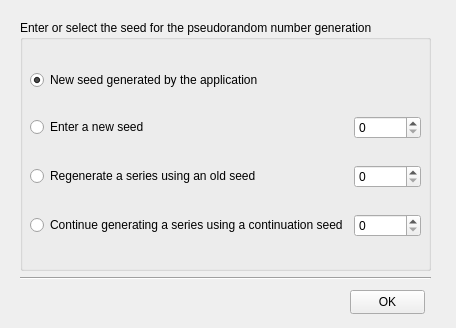
Above: view/ui/SeedWindow.ui from tlex-web/avega_sampling before the change. Below: the same form after it.
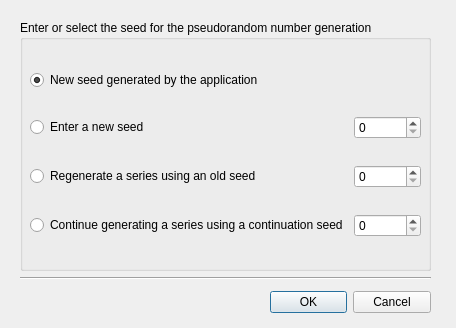
That is the form after the change. Icons and pictures are not drawn.

Commit message: Refactor windowController and FetchPublicHolidays, and update SeedWindow.ui

Patch:
```diff
--- a/view/ui/SeedWindow.ui
+++ b/view/ui/SeedWindow.ui
@@ -82,19 +82,6 @@
     </layout>
    </widget>
   </widget>
-  <widget class="QPushButton" name="btn_ok">
-   <property name="geometry">
-    <rect>
-     <x>350</x>
-     <y>290</y>
-     <width>75</width>
-     <height>24</height>
-    </rect>
-   </property>
-   <property name="text">
-    <string>OK</string>
-   </property>
-  </widget>
   <widget class="Line" name="line">
    <property name="geometry">
     <rect>
@@ -108,6 +95,19 @@
     <enum>Qt::Horizontal</enum>
    </property>
   </widget>
+  <widget class="QDialogButtonBox" name="buttonBox">
+   <property name="geometry">
+    <rect>
+     <x>270</x>
+     <y>290</y>
+     <width>161</width>
+     <height>24</height>
+    </rect>
+   </property>
+   <property name="standardButtons">
+    <set>QDialogButtonBox::Cancel|QDialogButtonBox::Ok</set>
+   </property>
+  </widget>
  </widget>
  <resources>
   <include location="resources.qrc"/>
```
Left out of the diff: 8 changed lines with no effect on the pictures. The commit also changes 7 other files.
